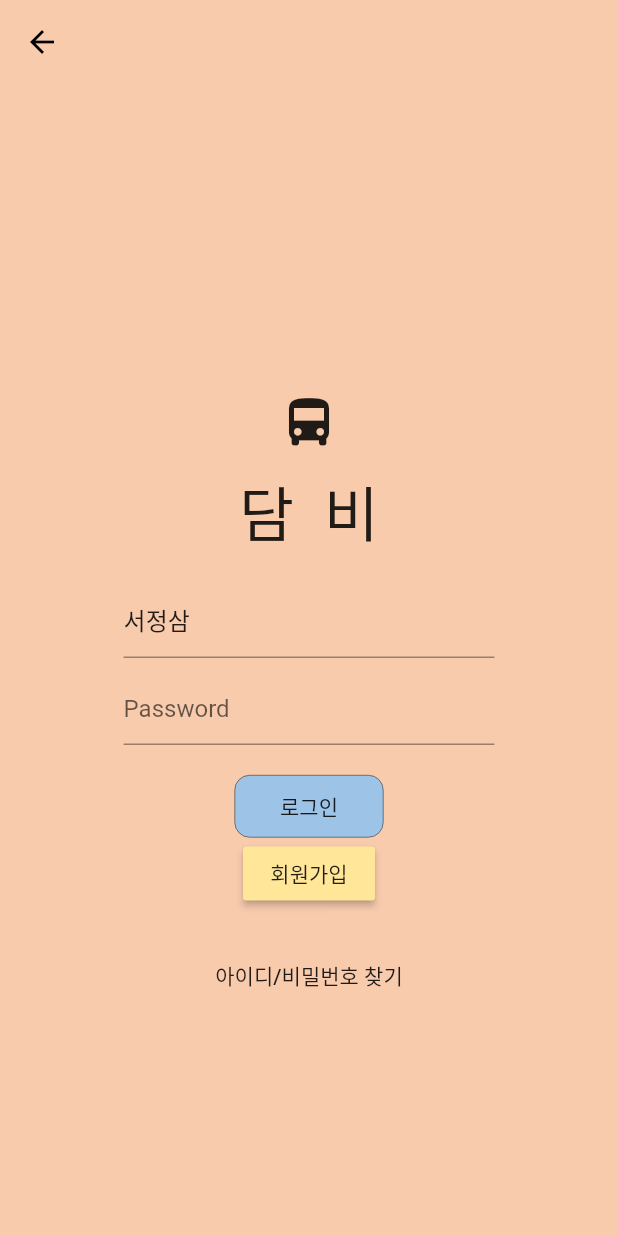
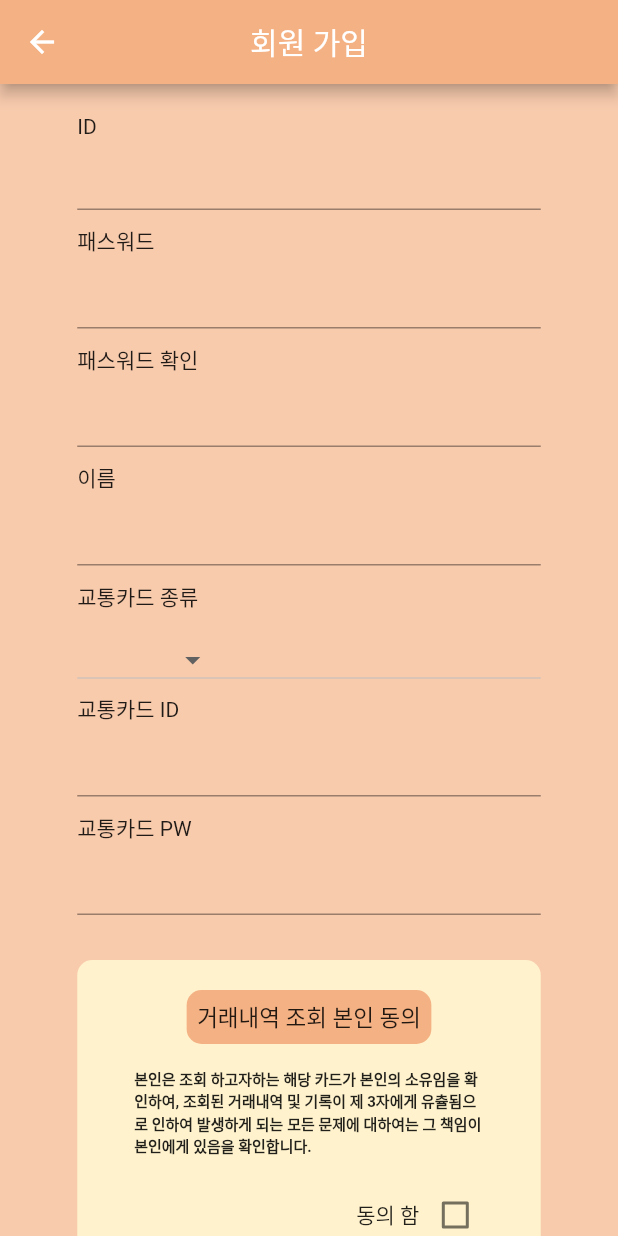
Before and after one commit to dltkdguq78/WebMobile, a Flutter app: the LoginScreen screen opened directly, after a tap on "회원가입", on a phone screen of 412 x 824 dp. Run offline on Flutter 3.47's test engine with Material 2 defaults, Android fonts, the phone set to English and light mode, and no system bars; our stand-ins replace auto_size_text, percent_indicator.

Commit message:
1. 홈화면 오버플로우 및 레이아웃 조정 2. 로그인 화면 텍스트 필드 조정 3. 회원가입스크린 추가

```diff
--- a/lib/view/screen/home_screen.dart
+++ b/lib/view/screen/home_screen.dart
@@ -1,5 +1,6 @@
 import 'package:flutter/material.dart';
 import 'package:percent_indicator/percent_indicator.dart';
+import 'package:auto_size_text/auto_size_text.dart';
 
 class HomeScreen extends StatefulWidget{
   @override
@@ -11,7 +12,6 @@ class HomeScreenState extends State<HomeScreen>{
 
   int rideTimesInThisWeek = 7;
   int totalPoint = 1050;
-
   @override
   Widget build(BuildContext context) {
     return _builBody();
@@ -42,14 +42,13 @@ class HomeScreenState extends State<HomeScreen>{
             Padding(
               padding: EdgeInsets.only(left: 40.0, right: 40.0),
               child: Row(
-                mainAxisAlignment: MainAxisAlignment.spaceBetween,
+                mainAxisAlignment: MainAxisAlignment.center,
                 children: <Widget>[
-                  Text("TODAY", style: TextStyle(fontSize: 24.0, fontWeight: FontWeight.bold) ,),
-                  Icon(Icons.directions_bus, size: 40.0,),
+                  Text("마일리지 현황", style: TextStyle(fontSize: 24.0, fontWeight: FontWeight.bold) ,),
                 ],
               ),
             ),
-            Row(
+            Column(
               children: <Widget>[
                 new CircularPercentIndicator(
                   radius: 120.0,
@@ -61,8 +60,8 @@ class HomeScreenState extends State<HomeScreen>{
                     style:
                     new TextStyle(fontWeight: FontWeight.bold, fontSize: 20.0),
                   ),
-                  footer: new Text(
-                    "지금 내 포인트",
+                  header: new Text(
+                    "오늘 적립한 마일리지",
                     style:
                     new TextStyle(fontWeight: FontWeight.bold, fontSize: 17.0),
                   ),
@@ -74,20 +73,21 @@ class HomeScreenState extends State<HomeScreen>{
                   crossAxisAlignment: CrossAxisAlignment.start,
                   children: <Widget>[
                     Row(
-                      mainAxisAlignment: MainAxisAlignment.spaceBetween,
+                      mainAxisAlignment: MainAxisAlignment.start,
                       children: <Widget>[
                         Icon(Icons.directions_bus, size: 30.0,),
                         SizedBox(width: 10.0,),
-                        Text("일주일 동안 탄 횟수 ${rideTimesInThisWeek}회", style: TextStyle(fontSize: 20.0),),
+                        AutoSizeText("일주일 동안 탄 횟수 ${rideTimesInThisWeek}회", style: TextStyle(fontSize: 20.0),),
                       ],
                     ),
                     SizedBox(height: 10.0,),
                     Row(
-                      mainAxisAlignment: MainAxisAlignment.spaceBetween,
+                      mainAxisAlignment: MainAxisAlignment.start,
                       children: <Widget>[
                         Icon(Icons.monetization_on, size: 30.0,),
                         SizedBox(width: 10.0,),
-                        Text("총 마일리지 ${totalPoint}P", style: TextStyle(fontSize: 20.0),),
+                        Text("총 마일리지", style: TextStyle(fontSize: 20.0),),
+                        Text("${totalPoint}P", style: TextStyle(color:Colors.amber, fontSize: 20.0),),
                       ],
                     )
                   ],
@@ -119,21 +119,27 @@ class HomeScreenState extends State<HomeScreen>{
               child: Row(
                 mainAxisAlignment: MainAxisAlignment.spaceBetween,
                 children: <Widget>[
-                  Text("Weekly WEATER", style: TextStyle(fontSize: 24.0, fontWeight: FontWeight.bold) ,),
+                  Expanded(child: AutoSizeText("Weekly WEATER", style: TextStyle(fontSize: 24.0, fontWeight: FontWeight.bold),  maxLines: 1, overflow: TextOverflow.ellipsis)
+                  ),
                 ],
               ),
             ),
             SizedBox(height: 10.0,),
             Padding(
               padding: EdgeInsets.only(right: 10.0),
+              child:SingleChildScrollView(scrollDirection: Axis.horizontal,
               child: Row(
                 mainAxisAlignment: MainAxisAlignment.center,
                 children: <Widget>[
-                  _buildTodaysWeatherItem(10, 0, 6),
-                  _buildTodaysWeatherItem(9, 0, 9),
-                  _buildTodaysWeatherItem(8, 0, 12),
-                  _buildTodaysWeatherItem(4, 0, 15),
+                  _buildWeeklyWeatherItem("토", 0, 6),
+                  _buildWeeklyWeatherItem("일", 0, 9),
+                  _buildWeeklyWeatherItem("월", 0, 12),
+                  _buildWeeklyWeatherItem("화", 0, 15),
+                  _buildWeeklyWeatherItem("수", 0, 15),
+                  _buildWeeklyWeatherItem("목", 0, 15),
+                  _buildWeeklyWeatherItem("금", 0, 15),
                 ],
+              ),
               ),
             )
           ],
@@ -161,23 +167,28 @@ class HomeScreenState extends State<HomeScreen>{
               child: Row(
                 mainAxisAlignment: MainAxisAlignment.spaceBetween,
                 children: <Widget>[
-                  Text(today_date, style: TextStyle(fontSize: 24.0, fontWeight: FontWeight.bold) ,),
-                  Text("WEATER", style: TextStyle(fontSize: 24.0, fontWeight: FontWeight.bold) ,),
+                  Expanded(child: AutoSizeText(today_date+"WEATER", style: TextStyle(fontSize: 24.0, fontWeight: FontWeight.bold),  maxLines: 1, overflow: TextOverflow.ellipsis)
+                  ),
                 ],
               ),
             ),
             SizedBox(height: 10.0,),
             Padding(
               padding: EdgeInsets.only(right: 10.0),
+              child: SingleChildScrollView(scrollDirection: Axis.horizontal,
               child: Row(
                 mainAxisAlignment: MainAxisAlignment.center,
                 children: <Widget>[
-                  _buildWeeklyWeatherItem("토", 0, 6),
-                  _buildWeeklyWeatherItem("일", 0, 9),
-                  _buildWeeklyWeatherItem("월", 0, 12),
-                  _buildWeeklyWeatherItem("화", 0, 15),
-                  _buildWeeklyWeatherItem("수", 0, 15),
+                  _buildTodaysWeatherItem(10, 0, 6),
+                  _buildTodaysWeatherItem(9, 0, 9),
+                  _buildTodaysWeatherItem(8, 0, 12),
+                  _buildTodaysWeatherItem(4, 0, 15),
+                  _buildTodaysWeatherItem(8, 0, 18),
+                  _buildTodaysWeatherItem(9, 0, 21),
+                  _buildTodaysWeatherItem(8, 0, 0),
+                  _buildTodaysWeatherItem(4, 0, 3),
                 ],
+              ),
               ),
             )
           ],
--- a/lib/view/screen/member/login_screen.dart
+++ b/lib/view/screen/member/login_screen.dart
@@ -1,4 +1,5 @@
 import 'package:flutter/material.dart';
+import 'package:dambi/view/screen/signin/signin_screen.dart';
 
 class LoginScreen extends StatefulWidget {
 
@@ -58,31 +59,52 @@ class LoginScreenState extends State<LoginScreen> {
                 padding: EdgeInsets.only(left: MediaQuery.of(context).size.width * 0.2, right: MediaQuery.of(context).size.width * 0.2),
                 child: Column(
                   children: <Widget>[
-                    TextField(decoration: InputDecoration(hintText: "Id"), controller: id_controller,),
+                    TextField(textAlign: TextAlign.center, decoration: InputDecoration(hintText: "ID"), controller: id_controller,),
                     SizedBox(height: 10.0,),
-                    TextField(decoration: InputDecoration(hintText: "Password"), obscureText: true, controller: pw_controller,),
+                    TextField(textAlign: TextAlign.center, decoration: InputDecoration(hintText: "PASSWORD"), obscureText: true, controller: pw_controller,),
                   ],
                 ),
               ),
               SizedBox(height: 20.0,),
               InkWell(
-                onTap: () => onLoginButtonAction(),
                 child: Container(
-                  padding: EdgeInsets.only(top: 10.0, bottom: 10.0, right: 30.0, left: 30.0),
-                  decoration: BoxDecoration(borderRadius: BorderRadius.circular(10.0), color: Color(0xff9dc3e6), border: Border.all(width: 0.3)),
-                  child: Text("로그인"),
+                  child: RaisedButton(
+                    color: Colors.black26,
+                    shape: new RoundedRectangleBorder(
+                        borderRadius: new BorderRadius.circular(20.0)),
+                    child: new Text("로그인",
+                        style: new TextStyle(
+                            color: Colors.black,
+                            fontSize: 14.0,
+                            fontWeight: FontWeight.bold)),
+                    onPressed: () => onLoginButtonAction(),
+                ),
                 ),
               ),
               RaisedButton(
-                onPressed: (){},
-                color: Color(0xffffe699),
-                child: Text("회원가입"),
+                color: Colors.black26,
+                shape: new RoundedRectangleBorder(
+                    borderRadius: new BorderRadius.circular(20.0)),
+                child: new Text("회원가입",
+                    style: new TextStyle(
+                        color: Colors.black,
+                        fontSize: 14.0,
+                        fontWeight: FontWeight.bold)),
+                onPressed: () => onSignInButtonAction(),
               ),
               SizedBox(height: 20.0,),
-              FlatButton(
-                onPressed: () {},
-                child: Text("아이디/비밀번호 찾기"),
-              )
+          Container(
+            child:GestureDetector(
+              onTap:() => onFindInfoButtonAction(),
+              child: Text(
+                "아이디/비밀번호 찾기",
+                style: TextStyle(
+                    decoration: TextDecoration.underline,
+                    color: Colors.black45,
+                    fontSize: 12.0),
+              ),
+            ),
+          ),
             ],
           ),
         ),
@@ -94,5 +116,13 @@ class LoginScreenState extends State<LoginScreen> {
     print('로그인 버튼 터치');
     print('${id_controller.text} / ${pw_controller.text}');
   }
-
+  onFindInfoButtonAction(){
+    print("아직 안만들었어");
+  }
+  onSignInButtonAction(){
+    Navigator.push(
+      context,
+      MaterialPageRoute(builder: (context) => SigninScreen()),
+    );
+  }
 }
--- /dev/null
+++ b/lib/view/screen/signin/signin_screen.dart
@@ -0,0 +1,229 @@
+import 'package:flutter/material.dart';
+
+class SigninScreen extends StatefulWidget{
+
+  String user_id;
+  String user_pw;
+  String user_checkpw;
+  String user_name;
+  String user_ctype;
+  String user_cid;
+  String user_cpw;
+
+  SigninScreen({
+    this.user_id = "",
+    this.user_pw = "",
+    this.user_name = "",
+    this.user_ctype = "",
+    this.user_cid = "",
+    this.user_cpw = "",
+    this.user_checkpw = "",
+  });
+  @override
+  State<StatefulWidget> createState() => SigninScreenState();
+
+}
+
+class SigninScreenState extends State<SigninScreen> {
+
+  ScrollController scrollController;
+  TextEditingController id_controller;
+  TextEditingController pw_controller;
+  TextEditingController checkpw_controller;
+  TextEditingController cid_controller;
+  TextEditingController cpw_controller;
+  TextEditingController ctype_controller;
+  TextEditingController name_controller;
+  String cardCompany = '';
+  bool agree = false;
+  List<String> companies = <String>['','T-MONEY','CASH-BEE'];
+
+  @override
+  void initState() {
+    scrollController = ScrollController();
+    id_controller = TextEditingController(text: widget.user_id);
+    pw_controller = TextEditingController(text: widget.user_pw);
+    name_controller = TextEditingController(text: widget.user_name);
+    ctype_controller = TextEditingController(text: widget.user_ctype);
+    cid_controller = TextEditingController(text: widget.user_cid);
+    cpw_controller = TextEditingController(text: widget.user_cpw);
+    checkpw_controller = TextEditingController(text: widget.user_checkpw);
+
+    super.initState();
+  }
+
+  @override
+  Widget build(BuildContext context) {
+    return Scaffold(
+      appBar: AppBar(
+          backgroundColor: Color(0xfff4b183),
+          title: Text("회원 가입"),
+          centerTitle: true
+      ),
+      backgroundColor: Color(0xfff8cbad),
+      body: _buildBody(),
+    );
+  }
+  _buildBody(){
+    return SingleChildScrollView(
+      child: Container(
+        padding: EdgeInsets.only(bottom: 20.0),
+        child: Column(
+          mainAxisAlignment: MainAxisAlignment.center,
+          crossAxisAlignment: CrossAxisAlignment.center,
+          children: <Widget>[
+            SizedBox(height: 10.0,),
+            _buildInfoField("ID", false, id_controller),
+            _buildInfoField("패스워드", true, pw_controller),
+            _buildInfoField("패스워드 확인", true, checkpw_controller),
+            _buildInfoField("이름", false, name_controller),
+            _buildChosseCard(),
+            _buildInfoField("교통카드 ID", false, cid_controller),
+            _buildInfoField("교통카드 PW", true, cpw_controller),
+            SizedBox(height: 20.0,),
+            _buildTextFormField(),
+            Row(
+              mainAxisAlignment: MainAxisAlignment.spaceEvenly,
+              children: <Widget>[
+                InkWell(
+                  child: Container(
+                    child: RaisedButton(
+                      color: Color(0xfff4b183),
+                      shape: new RoundedRectangleBorder(
+                          borderRadius: new BorderRadius.circular(20.0)),
+                      child: new Text("회원가입",
+                          style: new TextStyle(
+                              color: Colors.black,
+                              fontSize: 14.0,
+                              fontWeight: FontWeight.bold)),
+                      onPressed: () => onCompleteButtonAction(),
+                    ),
+                  ),
+                ),
+                RaisedButton(
+                  color: Color(0xfff4b183),
+                  shape: new RoundedRectangleBorder(
+                      borderRadius: new BorderRadius.circular(20.0)),
+                  child: new Text("취소",
+                      style: new TextStyle(
+                          color: Colors.black,
+                          fontSize: 14.0,
+                          fontWeight: FontWeight.bold)),
+                  onPressed: () => onCancleButtonAction(),
+                ),
+              ],
+            )
+          ],
+        ),
+      ),
+    );
+  }
+
+  _buildInfoField(String fname, bool isObscure, TextEditingController ctrler){
+    return Container(
+      child: Column(
+        children: <Widget>[
+          SizedBox(height: 10.0,),
+          Padding(
+            padding: EdgeInsets.only(left: MediaQuery.of(context).size.width * 0.125, right: MediaQuery.of(context).size.width * 0.125),
+            child: Column(
+                crossAxisAlignment: CrossAxisAlignment.stretch,
+                children: <Widget>[
+                  Text("${fname}", textAlign: TextAlign.left, style: TextStyle(fontSize: 14.0),),
+                  TextField(textAlign: TextAlign.center, obscureText: isObscure, controller: ctrler,),
+                ]
+            ),
+          ),
+        ],
+      ),
+    );
+  }
+
+  _buildChosseCard(){
+    return Container(
+      child: Column(
+        children: <Widget>[
+          SizedBox(height: 10.0,),
+          Padding(
+            padding: EdgeInsets.only(left: MediaQuery.of(context).size.width * 0.125, right: MediaQuery.of(context).size.width * 0.125),
+            child:Column(
+              crossAxisAlignment: CrossAxisAlignment.stretch,
+              children: <Widget>[
+                Text("교통카드 종류", textAlign: TextAlign.left, style: TextStyle(fontSize: 14.0),),
+                SizedBox(height: 20.0,),
+                DropdownButton(
+                  value: cardCompany,
+                  isDense: true,
+                  onChanged: (String newValue) {
+                    setState(() {
+                      cardCompany = newValue;
+                    });
+                    },
+                  items: companies.map((String value){
+                    return new DropdownMenuItem(
+                      child: new Text(value, style: TextStyle(fontSize: 14),),
+                      value: value,
+                    );
+                  }).toList(),
+                ),
+              ],
+            )
+          ),
+        ],
+      ),
+    );
+  }
+  _buildTextFormField(){
+    return Container(
+      decoration: BoxDecoration(borderRadius: BorderRadius.circular(10.0), color: Color(0xfffff2cc)),
+      padding: EdgeInsets.only(left: MediaQuery.of(context).size.width * 0.08, right: MediaQuery.of(context).size.width * 0.08, top: 20.0, bottom: 5.0),
+      margin: EdgeInsets.only(left: MediaQuery.of(context).size.width * 0.125, right: MediaQuery.of(context).size.width * 0.125, top: 10.0, bottom: 5.0),
+      child:Column(
+        children: <Widget>[
+          Container(
+            decoration: BoxDecoration(color: Color(0xfff4b183), borderRadius: BorderRadius.circular(10.0)),
+            padding: EdgeInsets.all(7),
+            child: Text("거래내역 조회 본인 동의", style: TextStyle(fontSize: 15),),
+          ),
+          SizedBox(height: 10.0,),
+          Container(
+            decoration: BoxDecoration(color: Color(0xfffff2cc)),
+            padding: EdgeInsets.all(5),
+            child: Text("본인은 조회 하고자하는 해당 카드가 본인의 소유임을 확인하여, 조회된 거래내역 및 기록이 제 3자에게 유츌됨으로 인하여 발생하게 되는 모든 문제에 대하여는 그 책임이 본인에게 있음을 확인합니다.",
+              style: TextStyle(fontWeight: FontWeight.bold, fontSize: 10),),
+          ),
+          SizedBox(height: 10.0,),
+          Container(
+            child: Row(
+              mainAxisAlignment: MainAxisAlignment.end,
+              children: <Widget>[
+                Text("동의 함"),
+                Checkbox(
+                  value: agree,
+                  onChanged: (bool value) {
+                    setState(() {
+                      agree = value;
+                    });
+                  },
+                ),
+              ],
+            ),
+          )
+        ],
+      ),
+    );
+  }
+  onCompleteButtonAction(){
+    print("아이디 : ${id_controller.text}");
+    print("비밀번호 : ${id_controller.text}");
+    print("비밀번호 확인 : ${id_controller.text}");
+    print("이름 : ${id_controller.text}");
+    print("교통카드 종류 : ${cardCompany}");
+    print("교통카드 아이디 : ${id_controller.text}");
+    print("교통카드 비밀번호 : ${id_controller.text}");
+    print("동의함 : ${agree}");
+  }
+  onCancleButtonAction(){
+    Navigator.pop(context);
+  }
+}
--- a/pubspec.yaml
+++ b/pubspec.yaml
@@ -24,6 +24,7 @@ dependencies:
   # Use with the CupertinoIcons class for iOS style icons.
   cupertino_icons: ^0.1.2
   percent_indicator: ^1.0.16
+  auto_size_text: ^1.1.2
 
 dev_dependencies:
   flutter_test:
```
Also changed, not shown: pubspec.lock.
